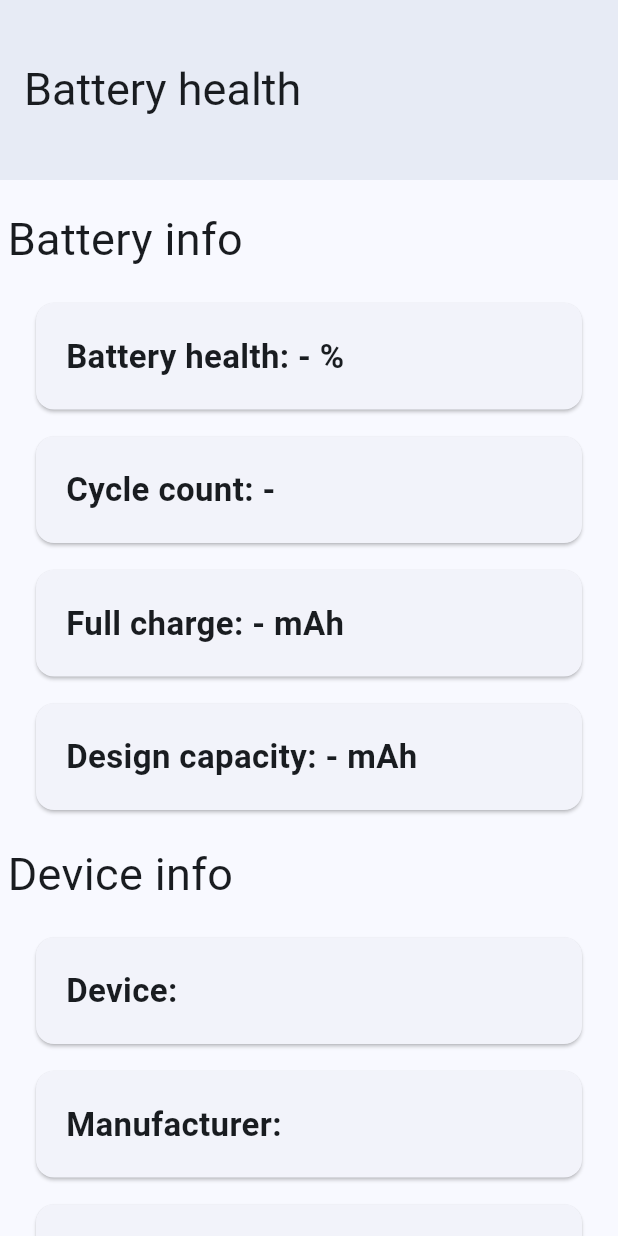
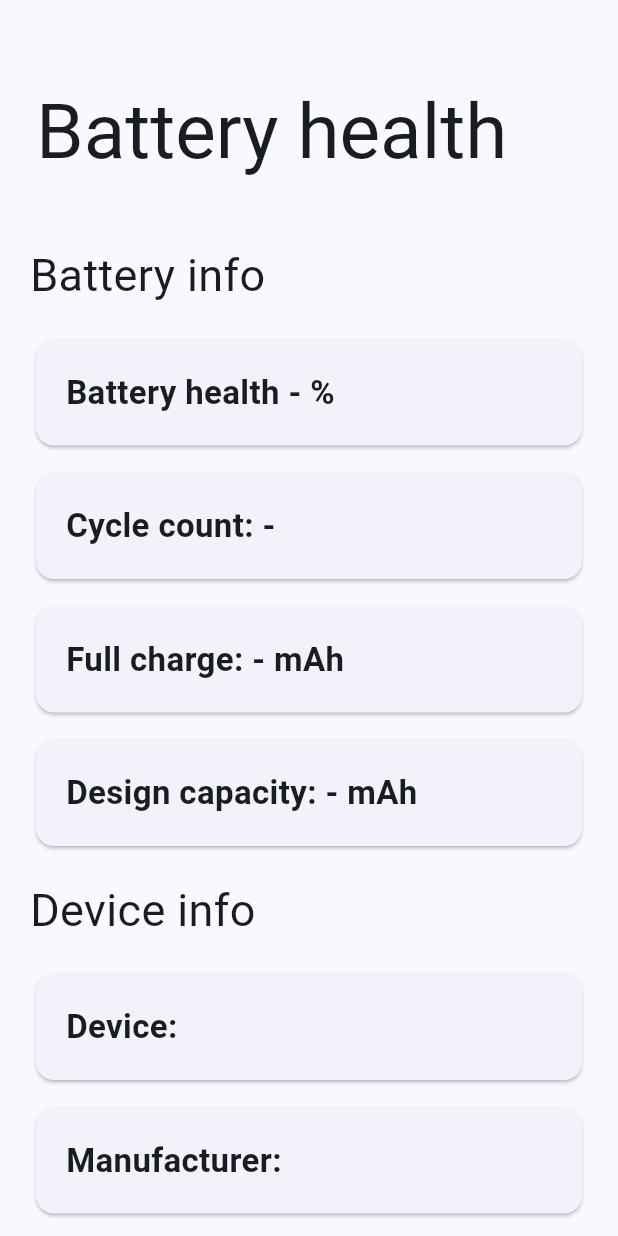
Before and after one commit to Maciek-Hetman/battery_health, a Flutter app: the screen it shows after launch, on a phone screen of 412 x 824 dp. Run offline on Flutter 3.47's test engine with Material 2 defaults, Android fonts, the phone set to English and light mode, and no system bars; drawn by our look-alikes of dynamic_color; our stand-ins replace device_info_plus; missing offline and left inert: root.

Commit message:
less ugly

```diff
--- a/lib/main.dart
+++ b/lib/main.dart
@@ -17,6 +17,8 @@ class MyApp extends StatefulWidget {
 }
 
 class _MyAppState extends State<MyApp> {
+  final _materialBlue = Color(0x002196f3);
+
   var _rootAccess = false;
   var _cycleCount = "-";
   var _fullCharge = "-";
@@ -113,14 +115,13 @@ class _MyAppState extends State<MyApp> {
 
         if (lightDynamic != null && darkDynamic != null) {
           lightColorScheme = lightDynamic.harmonized();
-
           darkColorScheme = darkDynamic.harmonized();
         } else {
           lightColorScheme = ColorScheme.fromSeed(
-            seedColor: const Color(0x002196f3),
+            seedColor: _materialBlue,
           );
           darkColorScheme = ColorScheme.fromSeed(
-            seedColor: const Color(0x002196f3),
+            seedColor: _materialBlue,
             brightness: Brightness.dark,
           );
         }
@@ -137,39 +138,36 @@ class _MyAppState extends State<MyApp> {
               colorScheme: darkColorScheme),
           themeMode: ThemeMode.system,
           home: Scaffold(
-              appBar: AppBar(
-                title: const Text(
-                  "Battery health",
-                  style: TextStyle(fontSize: 30),
+              body: CustomScrollView(
+            slivers: <Widget>[
+              const SliverAppBar(
+                expandedHeight: 150,
+                flexibleSpace: FlexibleSpaceBar(
+                  title: Text(
+                    "Battery health",
+                    style: TextStyle(
+                        fontFamily: "Roboto",
+                        fontSize: 34,
+                        fontWeight: FontWeight.w400),
+                  ),
+                  titlePadding:
+                      EdgeInsetsDirectional.only(start: 24, bottom: 30),
                 ),
-                toolbarHeight: 120,
-                elevation: 4,
               ),
-              body: ListView(
-                children: [
-                  const Padding(padding: EdgeInsets.all(3)), // Thanks vscode
-
-                  // Battery info widgets
+              SliverList(
+                delegate: SliverChildListDelegate([
                   Container(
-                    padding:
-                        const EdgeInsets.symmetric(horizontal: 5, vertical: 12),
-                    child: const Text(
-                      "Battery info",
-                      style: TextStyle(
-                        fontSize: 30,
-                        // fontWeight: FontWeight.bold,
-                      ),
-                    ),
-                  ),
-                  CustomCard("Battery health: $_batteryHealth%"),
-                  CustomCard("Cycle count: $_cycleCount "),
+                      padding: const EdgeInsets.symmetric(
+                          horizontal: 20, vertical: 12),
+                      child: const Text('Battery info',
+                          style: TextStyle(fontSize: 30))),
+                  CustomCard("Battery health $_batteryHealth%"),
+                  CustomCard("Cycle count: $_cycleCount"),
                   CustomCard("Full charge: $_fullChargeReadable"),
                   CustomCard("Design capacity: $_designCapacityReadable"),
-
-                  // Device info widgets
                   Container(
-                    padding:
-                        const EdgeInsets.symmetric(horizontal: 5, vertical: 12),
+                    padding: const EdgeInsets.symmetric(
+                        horizontal: 20, vertical: 12),
                     child: const Text(
                       "Device info",
                       style: TextStyle(
@@ -182,8 +180,10 @@ class _MyAppState extends State<MyApp> {
                   CustomCard("Manufacturer: $_deviceManufacturer"),
                   CustomCard("Android version: $_deviceAndroidVersion"),
                   CustomCard("Root access: $_rootAccess"),
-                ],
-              )),
+                ]),
+              )
+            ],
+          )),
         );
       },
     );
```
Also changed, not shown: 1 other file.
